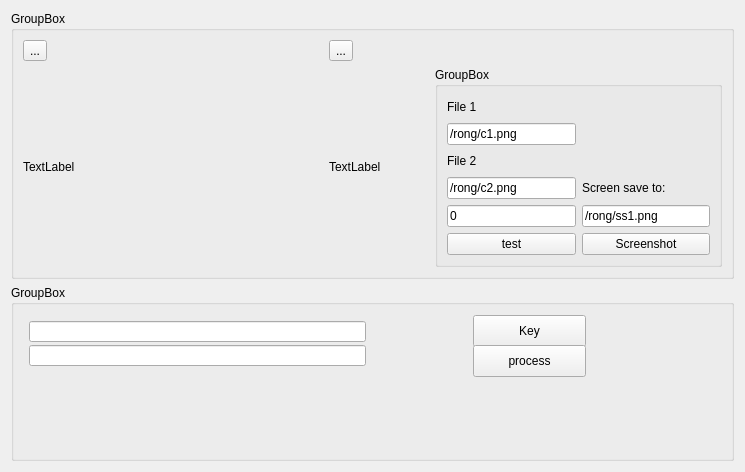
Above: DFApp/testtmpwidget.ui from huangatone/AI-C-PlusPlus-Qt before the change. Below: the same form after it.
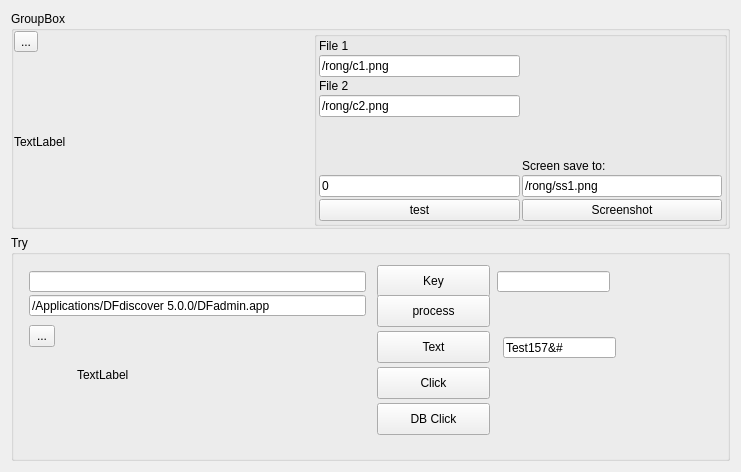
That is the form after the change.

```diff
--- a/DFApp/testtmpwidget.ui
+++ b/DFApp/testtmpwidget.ui
@@ -6,7 +6,7 @@
    <rect>
     <x>0</x>
     <y>0</y>
-    <width>745</width>
+    <width>741</width>
     <height>472</height>
    </rect>
   </property>
@@ -20,65 +20,81 @@
       <string>GroupBox</string>
      </property>
      <layout class="QGridLayout" name="gridLayout">
-      <item row="1" column="0">
+      <property name="leftMargin">
+       <number>0</number>
+      </property>
+      <property name="topMargin">
+       <number>0</number>
+      </property>
+      <property name="rightMargin">
+       <number>0</number>
+      </property>
+      <property name="bottomMargin">
+       <number>0</number>
+      </property>
+      <property name="horizontalSpacing">
+       <number>0</number>
+      </property>
+      <item row="0" column="0">
        <widget class="QToolButton" name="toolButton">
         <property name="text">
          <string>...</string>
         </property>
        </widget>
       </item>
-      <item row="2" column="1" rowspan="4">
-       <widget class="QLabel" name="label_2">
-        <property name="minimumSize">
-         <size>
-          <width>100</width>
-          <height>200</height>
-         </size>
-        </property>
-        <property name="text">
-         <string>TextLabel</string>
-        </property>
-       </widget>
-      </item>
-      <item row="1" column="1">
-       <widget class="QToolButton" name="toolButton_2">
-        <property name="text">
-         <string>...</string>
-        </property>
-       </widget>
-      </item>
-      <item row="2" column="0" rowspan="4">
-       <widget class="QLabel" name="label">
-        <property name="sizePolicy">
-         <sizepolicy hsizetype="Preferred" vsizetype="Preferred">
-          <horstretch>2</horstretch>
-          <verstretch>0</verstretch>
-         </sizepolicy>
-        </property>
-        <property name="minimumSize">
-         <size>
-          <width>300</width>
-          <height>200</height>
-         </size>
-        </property>
-        <property name="text">
-         <string>TextLabel</string>
-        </property>
-        <property name="scaledContents">
-         <bool>true</bool>
-        </property>
-       </widget>
-      </item>
-      <item row="2" column="2" rowspan="4" colspan="2">
+      <item row="0" column="1" rowspan="2">
        <widget class="QGroupBox" name="groupBox_2">
         <property name="title">
-         <string>GroupBox</string>
+         <string/>
         </property>
         <layout class="QGridLayout" name="gridLayout_3">
-         <item row="4" column="1">
-          <widget class="QLineEdit" name="lineEdit_3">
+         <property name="leftMargin">
+          <number>2</number>
+         </property>
+         <property name="topMargin">
+          <number>2</number>
+         </property>
+         <property name="rightMargin">
+          <number>2</number>
+         </property>
+         <property name="bottomMargin">
+          <number>2</number>
+         </property>
+         <property name="spacing">
+          <number>2</number>
+         </property>
+         <item row="6" column="5">
+          <widget class="QLineEdit" name="lineEdit_4">
            <property name="text">
-            <string>0</string>
+            <string>/rong/ss1.png</string>
+           </property>
+          </widget>
+         </item>
+         <item row="2" column="1">
+          <widget class="QLabel" name="label_5">
+           <property name="text">
+            <string>File 2</string>
+           </property>
+          </widget>
+         </item>
+         <item row="0" column="1">
+          <widget class="QLabel" name="label_4">
+           <property name="text">
+            <string>File 1</string>
+           </property>
+          </widget>
+         </item>
+         <item row="5" column="5">
+          <widget class="QLabel" name="label_3">
+           <property name="text">
+            <string>Screen save to:</string>
+           </property>
+          </widget>
+         </item>
+         <item row="7" column="1">
+          <widget class="QPushButton" name="pushButton">
+           <property name="text">
+            <string>test</string>
            </property>
           </widget>
          </item>
@@ -89,20 +105,20 @@
            </property>
           </widget>
          </item>
-         <item row="3" column="5">
-          <widget class="QLabel" name="label_3">
-           <property name="text">
-            <string>Screen save to:</string>
-           </property>
-          </widget>
-         </item>
-         <item row="5" column="5">
+         <item row="7" column="5">
           <widget class="QPushButton" name="pushButton_2">
            <property name="text">
             <string>Screenshot</string>
            </property>
           </widget>
          </item>
+         <item row="6" column="1">
+          <widget class="QLineEdit" name="lineEdit_3">
+           <property name="text">
+            <string>0</string>
+           </property>
+          </widget>
+         </item>
          <item row="3" column="1">
           <widget class="QLineEdit" name="lineEdit_2">
            <property name="text">
@@ -110,42 +126,55 @@
            </property>
           </widget>
          </item>
-         <item row="4" column="5">
-          <widget class="QLineEdit" name="lineEdit_4">
-           <property name="text">
-            <string>/rong/ss1.png</string>
+         <item row="4" column="1">
+          <spacer name="verticalSpacer">
+           <property name="orientation">
+            <enum>Qt::Vertical</enum>
            </property>
-          </widget>
-         </item>
-         <item row="0" column="1">
-          <widget class="QLabel" name="label_4">
-           <property name="text">
-            <string>File 1</string>
+           <property name="sizeHint" stdset="0">
+            <size>
+             <width>20</width>
+             <height>40</height>
+            </size>
            </property>
-          </widget>
-         </item>
-         <item row="5" column="1">
-          <widget class="QPushButton" name="pushButton">
-           <property name="text">
-            <string>test</string>
-           </property>
-          </widget>
-         </item>
-         <item row="2" column="1">
-          <widget class="QLabel" name="label_5">
-           <property name="text">
-            <string>File 2</string>
-           </property>
-          </widget>
+          </spacer>
          </item>
         </layout>
        </widget>
       </item>
+      <item row="1" column="0">
+       <widget class="QLabel" name="label">
+        <property name="sizePolicy">
+         <sizepolicy hsizetype="Preferred" vsizetype="Preferred">
+          <horstretch>2</horstretch>
+          <verstretch>0</verstretch>
+         </sizepolicy>
+        </property>
+        <property name="minimumSize">
+         <size>
+          <width>300</width>
+          <height>100</height>
+         </size>
+        </property>
+        <property name="text">
+         <string>TextLabel</string>
+        </property>
+        <property name="scaledContents">
+         <bool>true</bool>
+        </property>
+       </widget>
+      </item>
      </layout>
     </widget>
    </item>
    <item row="1" column="0">
     <widget class="QGroupBox" name="groupBox_3">
+     <property name="sizePolicy">
+      <sizepolicy hsizetype="Preferred" vsizetype="Preferred">
+       <horstretch>0</horstretch>
+       <verstretch>1</verstretch>
+      </sizepolicy>
+     </property>
      <property name="minimumSize">
       <size>
        <width>0</width>
@@ -153,12 +182,12 @@
       </size>
      </property>
      <property name="title">
-      <string>GroupBox</string>
+      <string>Try</string>
      </property>
      <widget class="QPushButton" name="btnKey">
       <property name="geometry">
        <rect>
-        <x>462</x>
+        <x>366</x>
         <y>30</y>
         <width>113</width>
         <height>32</height>
@@ -187,11 +216,14 @@
         <height>21</height>
        </rect>
       </property>
+      <property name="text">
+       <string>/Applications/DFdiscover 5.0.0/DFadmin.app</string>
+      </property>
      </widget>
      <widget class="QPushButton" name="btnProcess">
       <property name="geometry">
        <rect>
-        <x>462</x>
+        <x>366</x>
         <y>60</y>
         <width>113</width>
         <height>32</height>
@@ -201,6 +233,100 @@
        <string>process</string>
       </property>
      </widget>
+     <widget class="QLineEdit" name="lineEdit_7">
+      <property name="geometry">
+       <rect>
+        <x>486</x>
+        <y>36</y>
+        <width>113</width>
+        <height>21</height>
+       </rect>
+      </property>
+     </widget>
+     <widget class="QToolButton" name="toolButton_2">
+      <property name="geometry">
+       <rect>
+        <x>18</x>
+        <y>90</y>
+        <width>26</width>
+        <height>22</height>
+       </rect>
+      </property>
+      <property name="text">
+       <string>...</string>
+      </property>
+     </widget>
+     <widget class="QLabel" name="label_2">
+      <property name="geometry">
+       <rect>
+        <x>66</x>
+        <y>90</y>
+        <width>100</width>
+        <height>100</height>
+       </rect>
+      </property>
+      <property name="minimumSize">
+       <size>
+        <width>100</width>
+        <height>100</height>
+       </size>
+      </property>
+      <property name="text">
+       <string>TextLabel</string>
+      </property>
+     </widget>
+     <widget class="QLineEdit" name="lineEdit_8">
+      <property name="geometry">
+       <rect>
+        <x>492</x>
+        <y>102</y>
+        <width>113</width>
+        <height>21</height>
+       </rect>
+      </property>
+      <property name="text">
+       <string>Test157&amp;#</string>
+      </property>
+     </widget>
+     <widget class="QPushButton" name="pushButton_3">
+      <property name="geometry">
+       <rect>
+        <x>366</x>
+        <y>132</y>
+        <width>113</width>
+        <height>32</height>
+       </rect>
+      </property>
+      <property name="text">
+       <string>Click</string>
+      </property>
+     </widget>
+     <widget class="QPushButton" name="btnText">
+      <property name="geometry">
+       <rect>
+        <x>366</x>
+        <y>96</y>
+        <width>113</width>
+        <height>32</height>
+       </rect>
+      </property>
+      <property name="text">
+       <string>Text</string>
+      </property>
+     </widget>
+     <widget class="QPushButton" name="btnDBClick">
+      <property name="geometry">
+       <rect>
+        <x>366</x>
+        <y>168</y>
+        <width>113</width>
+        <height>32</height>
+       </rect>
+      </property>
+      <property name="text">
+       <string>DB Click</string>
+      </property>
+     </widget>
     </widget>
    </item>
   </layout>
```
